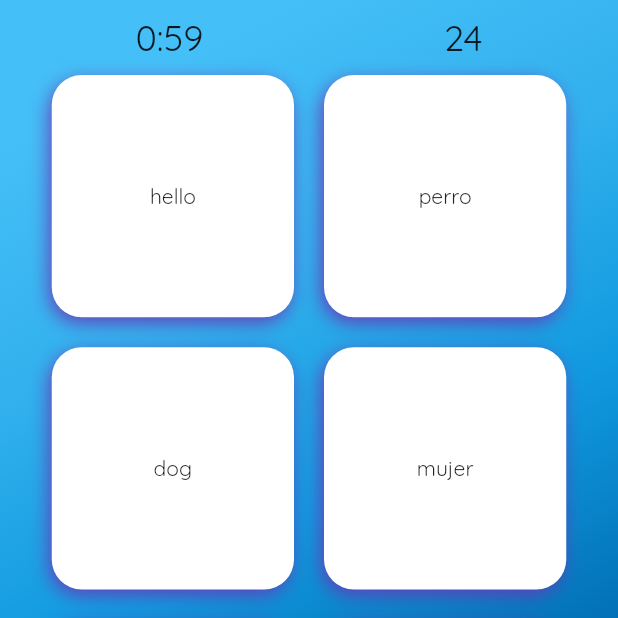
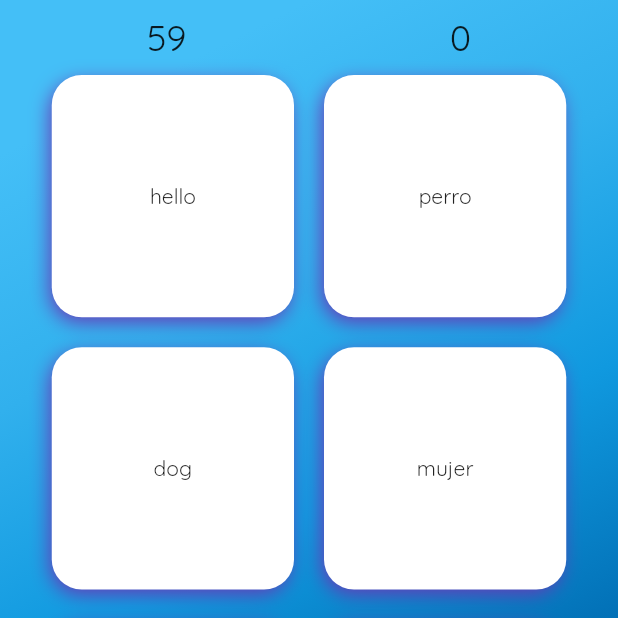
Before and after one commit to NickPGibson/languagellama, a Flutter app: the MatchUi screen opened by its route, on a phone screen of 412 x 824 dp, the top half of it. Run offline on Flutter 3.47's test engine with Material 2 defaults, Android fonts, the phone set to English and light mode, and no system bars; our stand-ins replace bloc_concurrency, equatable, flutter_bloc, go_router.

Commit message:
change colour when panel selected, add scoring, end game when timer finishes

```diff
--- a/lib/pages/match/game_state.dart
+++ b/lib/pages/match/game_state.dart
@@ -3,15 +3,19 @@
 import 'package:flutter/material.dart';
 
 class GameState extends StatelessWidget {
-  const GameState({Key? key}) : super(key: key);
+
+  final int secondsRemaining;
+  final int score;
+
+  const GameState({required this.secondsRemaining, required this.score, Key? key}) : super(key: key);
 
   @override
   Widget build(BuildContext context) {
     return Row(
       mainAxisAlignment: MainAxisAlignment.spaceAround,
-      children: const [
-        Text("0:59", style: TextStyle(fontSize: 24),),
-        Text("24", style: TextStyle(fontSize: 24),),
+      children: [
+        Text(secondsRemaining.toString(), style: const TextStyle(fontSize: 24),),
+        Text(score.toString(), style: const TextStyle(fontSize: 24),),
       ],
     );
   }
--- a/lib/pages/match/match.dart
+++ b/lib/pages/match/match.dart
@@ -11,6 +11,8 @@ import 'package:languagellama/repository/repository.dart';
 import 'package:languagellama/widgets/llama_game_widget.dart';
 import 'package:languagellama/widgets/panel.dart';
 import 'package:collection/collection.dart';
+
+import 'match_tile.dart';
 
 class MatchUi extends StatelessWidget {
   const MatchUi({Key? key}) : super(key: key);
@@ -26,7 +28,10 @@ class MatchUi extends StatelessWidget {
               if (state is MatchInProgress) {
                 return Column(
                   children: [
-                    const GameState(),
+                    GameState(
+                      secondsRemaining: state.secondsRemaining,
+                      score: state.score
+                    ),
                     Expanded(
                       child: LayoutBuilder(
                         builder: (context, constraints) {
@@ -41,6 +46,8 @@ class MatchUi extends StatelessWidget {
                                 children: [
                                   Column(
                                     children: state.nativeWords.mapIndexed((index, e) => Panel(
+                                      color: e.state == MatchTileState.selected ? Colors.green : Colors.white,
+                                      onTap: () => BlocProvider.of<MatchBloc>(context).add(NativeWordTapped(index: index)),
                                       visible: e.text != null,
                                       width: smallestSide,
                                       height: smallestSide,
@@ -50,6 +57,8 @@ class MatchUi extends StatelessWidget {
                                   ),
                                   Column(
                                     children: state.targetWords.mapIndexed((index, e) => Panel(
+                                      color: e.state == MatchTileState.selected ? Colors.green : Colors.white,
+                                      onTap: () => BlocProvider.of<MatchBloc>(context).add(TargetWordTapped(index: index)),
                                       visible: e.text != null,
                                       width: smallestSide,
                                       height: smallestSide,
@@ -67,6 +76,8 @@ class MatchUi extends StatelessWidget {
                     IconButton(onPressed: () {}, icon: const Icon(Icons.pause, size: 50,),)
                   ],
                 );
+              } else if (state is MatchFinished) {
+                return Center(child: Text("Game over. Score: ${state.score}"),);
               } else {
                 return const SizedBox.shrink();
               }
--- a/lib/pages/match/match_bloc.dart
+++ b/lib/pages/match/match_bloc.dart
@@ -16,6 +16,7 @@ class MatchBloc extends Bloc<MatchEvent, MatchState> {
 
   static const _gameLength = 60;
   var _secondsRemaining = _gameLength;
+  var _score = 0;
 
   final Repository _repository;
 
@@ -36,6 +37,10 @@ class MatchBloc extends Bloc<MatchEvent, MatchState> {
       if (event is StartMatch) {
 
         final initialWords = _repository.getLanguagePairs(4);
+        initialWords.forEach((key, value) {
+          _answers.add(key, value);
+        });
+
         _nativeWords.setAll(0, initialWords.keys);
         _targetWords..setAll(0, initialWords.values)..shuffle();
 
@@ -47,17 +52,40 @@ class MatchBloc extends Bloc<MatchEvent, MatchState> {
 
       if (event is TimerChanged) {
         if (event.seconds == 0) {
-          // finish game
+          emit(MatchFinished(score: _score));
         } else {
           _secondsRemaining = event.seconds;
           emit(_matchState);
         }
       }
+
+      if (event is NativeWordTapped) {
+        _selectedNativeIndex = event.index;
+        emit(_matchState);
+      }
+
+      if (event is TargetWordTapped) {
+        _selectedTargetIndex = event.index;
+        emit(_matchState);
+      }
     }, transformer: sequential());
   }
 
   MatchState get _matchState {
+
+    if (_selectedNativeIndex != null && _selectedTargetIndex != null) {
+
+
+      if (_answers.contains(_nativeWords[_selectedNativeIndex!], _targetWords[_selectedTargetIndex!])) {
+        ++_score;
+      }
+
+      _selectedNativeIndex = null;
+      _selectedTargetIndex = null;
+    }
+
     return MatchInProgress(
+      score: _score,
       secondsRemaining: _secondsRemaining,
       nativeWords: _nativeWords.mapIndexed((index, e) => MatchTile(text: e, state: index == _selectedNativeIndex ?  MatchTileState.selected : MatchTileState.normal)).toList(),
       targetWords: _targetWords.mapIndexed((index, e) => MatchTile(text: e, state: index == _selectedTargetIndex ?  MatchTileState.selected : MatchTileState.normal)).toList()
--- a/lib/pages/match/match_event.dart
+++ b/lib/pages/match/match_event.dart
@@ -22,3 +22,23 @@ class TimerChanged extends MatchEvent {
   @override
   List<Object?> get props => [seconds];
 }
+
+class NativeWordTapped extends MatchEvent {
+
+  final int index;
+
+  NativeWordTapped({required this.index});
+
+  @override
+  List<Object?> get props => [index];
+}
+
+class TargetWordTapped extends MatchEvent {
+
+  final int index;
+
+  TargetWordTapped({required this.index});
+
+  @override
+  List<Object?> get props => [index];
+}
--- a/lib/pages/match/match_state.dart
+++ b/lib/pages/match/match_state.dart
@@ -14,9 +14,25 @@ class MatchInProgress extends MatchState {
   final int secondsRemaining;
   final List<MatchTile> nativeWords;
   final List<MatchTile> targetWords;
+  final int score;
 
-  MatchInProgress({required this.secondsRemaining, required this.nativeWords, required this.targetWords});
+  MatchInProgress({
+    required this.score,
+    required this.secondsRemaining,
+    required this.nativeWords,
+    required this.targetWords
+  });
 
   @override
-  List<Object?> get props => [secondsRemaining, nativeWords, targetWords];
+  List<Object?> get props => [secondsRemaining, score, nativeWords, targetWords];
 }
+
+class MatchFinished extends MatchState {
+
+  final int score;
+
+  MatchFinished({required this.score});
+
+  @override
+  List<Object?> get props => [score];
+}
--- a/lib/widgets/panel.dart
+++ b/lib/widgets/panel.dart
@@ -7,6 +7,8 @@ class Panel extends StatelessWidget {
     required this.width,
     required this.height,
     required this.visible,
+    required this.onTap,
+    required this.color,
     Key? key,
   }) : super(key: key);
 
@@ -14,9 +16,13 @@ class Panel extends StatelessWidget {
   final double width;
   final double height;
   final bool visible;
+  final void Function() onTap;
+  final Color color;
 
   @override
-  Widget build(BuildContext context) => AnimatedOpacity(
+  Widget build(BuildContext context) => GestureDetector(
+    onTap: onTap,
+    child: AnimatedOpacity(
       opacity: visible ? 1.0 : 0.0,
       duration: const Duration(milliseconds: 500),
       child: SizedBox(
@@ -33,7 +39,7 @@ class Panel extends StatelessWidget {
                 spreadRadius: -1,
               ),
             ],
-          color: Colors.white,
+            color: color,
           ),
           padding: const EdgeInsets.fromLTRB(0, 25, 0, 25),
           margin: const EdgeInsets.all(10), // prevents shadow clipping
@@ -41,5 +47,6 @@ class Panel extends StatelessWidget {
           child: child
         )
       )
+    ),
   );
 }
```
Lines whose indentation alone changed are shown as unchanged.
